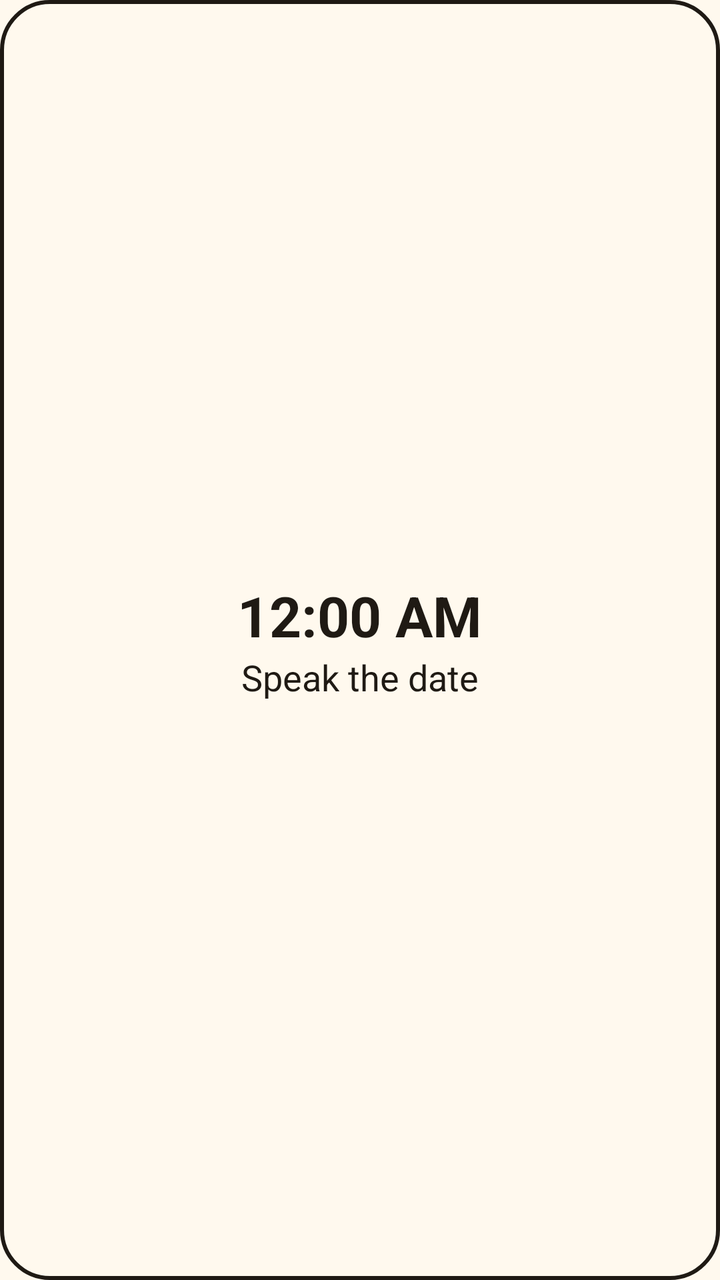
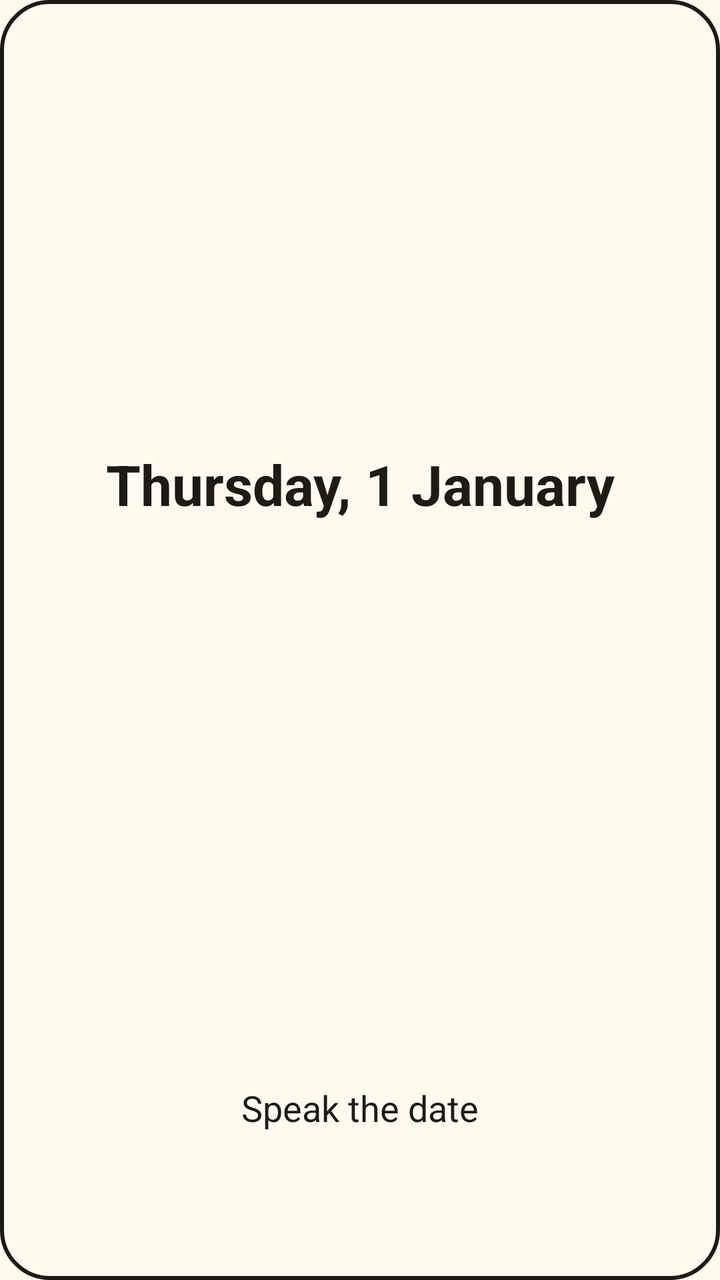

Compare the two renders of this Android layout. The source of the first and the diff that turns it into the second are given below.
<!-- AndroidManifest.xml: application theme Theme.NikoClock -->
<!-- res/layout/widget_date.xml -->
<?xml version="1.0" encoding="utf-8"?>
<LinearLayout xmlns:android="http://schemas.android.com/apk/res/android"
    android:id="@+id/widget_root"
    android:layout_width="match_parent"
    android:layout_height="match_parent"
    android:background="@drawable/widget_background"
    android:contentDescription="@string/widget_date_content_description"
    android:gravity="center"
    android:orientation="vertical"
    android:padding="8dp">

    
    <TextClock
        android:id="@+id/widget_date"
        android:layout_width="wrap_content"
        android:layout_height="wrap_content"
        android:gravity="center"
        android:importantForAccessibility="no"
        android:maxLines="2"
        android:textColor="@color/widget_ink"
        android:textSize="28sp"
        android:textStyle="bold" />

    <TextView
        android:layout_width="wrap_content"
        android:layout_height="wrap_content"
        android:importantForAccessibility="no"
        android:maxLines="1"
        android:text="@string/speak_date"
        android:textColor="@color/widget_ink"
        android:textSize="18sp" />

</LinearLayout>
<!-- resources referenced by this layout -->
<resources>
  <color name="widget_ink">#1F1A14</color>
  <!-- drawable widget_background (drawable) -->
  <?xml version="1.0" encoding="utf-8"?>
  <shape xmlns:android="http://schemas.android.com/apk/res/android" android:shape="rectangle">
      <solid android:color="@color/widget_paper" />
      <stroke android:width="2dp" android:color="@color/widget_ink" />
      <corners android:radius="24dp" />
  </shape>
  <string name="speak_date">Speak the date</string>
  <string name="widget_date_content_description">Date. Tap to hear the date.</string>
  <style name="Theme.NikoClock" parent="android:Theme.Material.Light.NoActionBar">
          <item name="android:windowBackground">@color/paper</item>
      </style>
  <color name="widget_paper">#FFF9EE</color>
  <color name="paper">#FFF9EE</color>
</resources>

<!-- the commit's change to res/layout/widget_date.xml (unified diff, before → after) -->
@@ -12,22 +12,31 @@
     
     <TextClock
         android:id="@+id/widget_date"
-        android:layout_width="wrap_content"
-        android:layout_height="wrap_content"
+        android:layout_width="match_parent"
+        android:layout_height="0dp"
+        android:layout_weight="3"
+        android:autoSizeMaxTextSize="28sp"
+        android:autoSizeMinTextSize="12sp"
+        android:autoSizeTextType="uniform"
+        android:format12Hour="EEEE, d MMMM"
+        android:format24Hour="EEEE, d MMMM"
         android:gravity="center"
         android:importantForAccessibility="no"
         android:maxLines="2"
         android:textColor="@color/widget_ink"
-        android:textSize="28sp"
         android:textStyle="bold" />
 
     <TextView
-        android:layout_width="wrap_content"
-        android:layout_height="wrap_content"
+        android:layout_width="match_parent"
+        android:layout_height="0dp"
+        android:layout_weight="1"
+        android:autoSizeMaxTextSize="18sp"
+        android:autoSizeMinTextSize="10sp"
+        android:autoSizeTextType="uniform"
+        android:gravity="center"
         android:importantForAccessibility="no"
         android:maxLines="1"
         android:text="@string/speak_date"
-        android:textColor="@color/widget_ink"
-        android:textSize="18sp" />
+        android:textColor="@color/widget_ink" />
 
 </LinearLayout>
